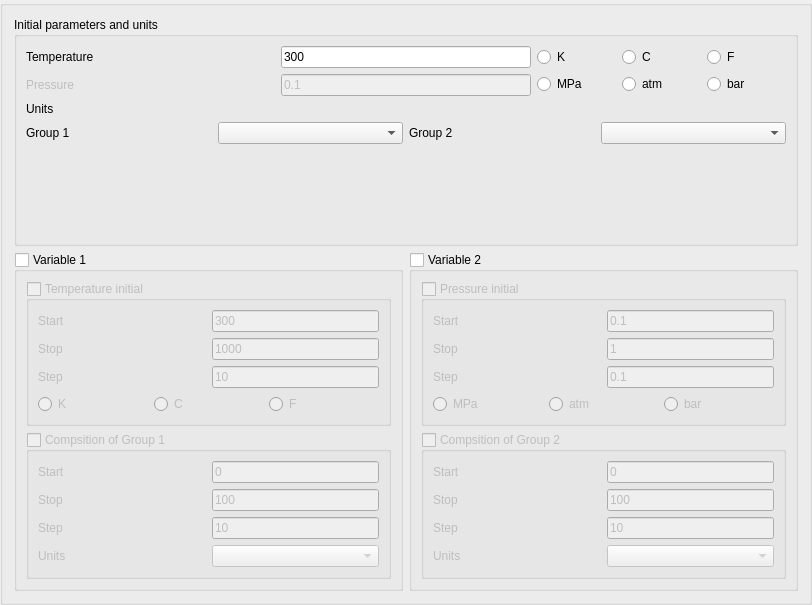
The window that src/calculationparameters.ui (alexonemore/atc) describes before a commit, drawn with Qt 5.
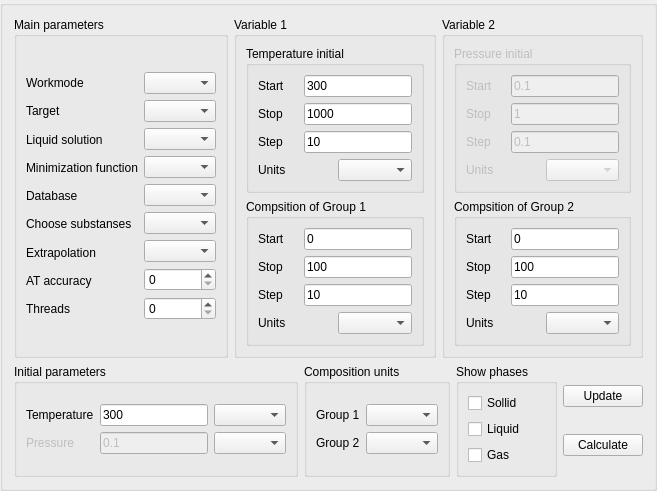
The same window after the commit.

```diff
--- a/src/calculationparameters.ui
+++ b/src/calculationparameters.ui
@@ -6,189 +6,127 @@
    <rect>
     <x>0</x>
     <y>0</y>
-    <width>812</width>
-    <height>605</height>
+    <width>652</width>
+    <height>439</height>
    </rect>
   </property>
   <property name="windowTitle">
    <string>GroupBox</string>
   </property>
-  <layout class="QVBoxLayout" name="verticalLayout_17">
-   <item>
-    <widget class="QGroupBox" name="groupBox_9">
-     <property name="title">
-      <string>Initial parameters and units</string>
-     </property>
-     <layout class="QVBoxLayout" name="verticalLayout_15">
-      <item>
-       <layout class="QHBoxLayout" name="horizontalLayout_7">
-        <item>
-         <layout class="QVBoxLayout" name="verticalLayout_16">
-          <item>
-           <widget class="QLabel" name="label_13">
-            <property name="text">
-             <string>Temperature</string>
-            </property>
-           </widget>
-          </item>
-          <item>
-           <widget class="QLabel" name="label_14">
-            <property name="enabled">
-             <bool>false</bool>
-            </property>
-            <property name="text">
-             <string>Pressure</string>
-            </property>
-           </widget>
-          </item>
-         </layout>
-        </item>
-        <item>
-         <layout class="QVBoxLayout" name="verticalLayout_18">
-          <item>
-           <widget class="QLineEdit" name="lineEdit_13">
-            <property name="sizePolicy">
-             <sizepolicy hsizetype="Minimum" vsizetype="Fixed">
-              <horstretch>0</horstretch>
-              <verstretch>0</verstretch>
-             </sizepolicy>
-            </property>
-            <property name="text">
-             <string>300</string>
-            </property>
-           </widget>
-          </item>
-          <item>
-           <widget class="QLineEdit" name="lineEdit_14">
-            <property name="enabled">
-             <bool>false</bool>
-            </property>
-            <property name="sizePolicy">
-             <sizepolicy hsizetype="Minimum" vsizetype="Fixed">
-              <horstretch>0</horstretch>
-              <verstretch>0</verstretch>
-             </sizepolicy>
-            </property>
-            <property name="text">
-             <string>0.1</string>
-            </property>
-           </widget>
-          </item>
-         </layout>
-        </item>
-        <item>
-         <layout class="QVBoxLayout" name="verticalLayout_19">
-          <item>
-           <layout class="QHBoxLayout" name="horizontalLayout_2">
-            <item>
-             <widget class="QRadioButton" name="radioButton_7">
-              <property name="text">
-               <string>K</string>
-              </property>
-             </widget>
-            </item>
-            <item>
-             <widget class="QRadioButton" name="radioButton_8">
-              <property name="text">
-               <string>C</string>
-              </property>
-             </widget>
-            </item>
-            <item>
-             <widget class="QRadioButton" name="radioButton_9">
-              <property name="text">
-               <string>F</string>
-              </property>
-             </widget>
-            </item>
-           </layout>
-          </item>
-          <item>
-           <layout class="QHBoxLayout" name="horizontalLayout_4">
-            <item>
-             <widget class="QRadioButton" name="radioButton_10">
-              <property name="text">
-               <string>MPa</string>
-              </property>
-             </widget>
-            </item>
-            <item>
-             <widget class="QRadioButton" name="radioButton_11">
-              <property name="text">
-               <string>atm</string>
-              </property>
-             </widget>
-            </item>
-            <item>
-             <widget class="QRadioButton" name="radioButton_12">
-              <property name="text">
-               <string>bar</string>
-              </property>
-             </widget>
-            </item>
-           </layout>
-          </item>
-         </layout>
-        </item>
-       </layout>
-      </item>
-      <item>
-       <widget class="QLabel" name="label_19">
-        <property name="text">
-         <string>Units</string>
-        </property>
-       </widget>
-      </item>
-      <item>
-       <layout class="QHBoxLayout" name="horizontalLayout_18">
-        <item>
-         <layout class="QHBoxLayout" name="horizontalLayout_17">
-          <item>
-           <widget class="QLabel" name="label_18">
-            <property name="text">
-             <string>Group 1</string>
-            </property>
-           </widget>
-          </item>
-          <item>
-           <widget class="QComboBox" name="comboBox_4"/>
-          </item>
-         </layout>
-        </item>
-        <item>
-         <layout class="QHBoxLayout" name="horizontalLayout_16">
-          <item>
-           <widget class="QLabel" name="label_17">
-            <property name="text">
-             <string>Group 2</string>
-            </property>
-           </widget>
-          </item>
-          <item>
-           <widget class="QComboBox" name="comboBox_3"/>
-          </item>
-         </layout>
-        </item>
-       </layout>
-      </item>
-      <item>
-       <spacer name="verticalSpacer">
-        <property name="orientation">
-         <enum>Qt::Vertical</enum>
-        </property>
-        <property name="sizeHint" stdset="0">
-         <size>
-          <width>20</width>
-          <height>40</height>
-         </size>
-        </property>
-       </spacer>
-      </item>
-     </layout>
-    </widget>
-   </item>
+  <layout class="QVBoxLayout" name="verticalLayout_27">
    <item>
     <layout class="QHBoxLayout" name="horizontalLayout_13">
+     <item>
+      <widget class="QGroupBox" name="groupBox_8">
+       <property name="title">
+        <string>Main parameters</string>
+       </property>
+       <layout class="QVBoxLayout" name="verticalLayout_24">
+        <item>
+         <layout class="QHBoxLayout" name="horizontalLayout_4">
+          <item>
+           <layout class="QVBoxLayout" name="verticalLayout_22">
+            <item>
+             <widget class="QLabel" name="label_29">
+              <property name="text">
+               <string>Workmode</string>
+              </property>
+             </widget>
+            </item>
+            <item>
+             <widget class="QLabel" name="label_19">
+              <property name="text">
+               <string>Target</string>
+              </property>
+             </widget>
+            </item>
+            <item>
+             <widget class="QLabel" name="label_22">
+              <property name="text">
+               <string>Liquid solution</string>
+              </property>
+             </widget>
+            </item>
+            <item>
+             <widget class="QLabel" name="label_23">
+              <property name="text">
+               <string>Minimization function</string>
+              </property>
+             </widget>
+            </item>
+            <item>
+             <widget class="QLabel" name="label_24">
+              <property name="text">
+               <string>Database</string>
+              </property>
+             </widget>
+            </item>
+            <item>
+             <widget class="QLabel" name="label_28">
+              <property name="text">
+               <string>Choose substanses</string>
+              </property>
+             </widget>
+            </item>
+            <item>
+             <widget class="QLabel" name="label_25">
+              <property name="text">
+               <string>Extrapolation</string>
+              </property>
+             </widget>
+            </item>
+            <item>
+             <widget class="QLabel" name="label_26">
+              <property name="text">
+               <string>AT accuracy</string>
+              </property>
+             </widget>
+            </item>
+            <item>
+             <widget class="QLabel" name="label_27">
+              <property name="text">
+               <string>Threads</string>
+              </property>
+             </widget>
+            </item>
+           </layout>
+          </item>
+          <item>
+           <layout class="QVBoxLayout" name="verticalLayout_23">
+            <item>
+             <widget class="QComboBox" name="comboBox_15"/>
+            </item>
+            <item>
+             <widget class="QComboBox" name="comboBox_9"/>
+            </item>
+            <item>
+             <widget class="QComboBox" name="comboBox_10"/>
+            </item>
+            <item>
+             <widget class="QComboBox" name="comboBox_11"/>
+            </item>
+            <item>
+             <widget class="QComboBox" name="comboBox_12"/>
+            </item>
+            <item>
+             <widget class="QComboBox" name="comboBox_13"/>
+            </item>
+            <item>
+             <widget class="QComboBox" name="comboBox_14"/>
+            </item>
+            <item>
+             <widget class="QSpinBox" name="spinBox"/>
+            </item>
+            <item>
+             <widget class="QSpinBox" name="spinBox_2"/>
+            </item>
+           </layout>
+          </item>
+         </layout>
+        </item>
+       </layout>
+      </widget>
+     </item>
      <item>
       <widget class="QGroupBox" name="groupBox_2">
        <property name="title">
@@ -198,7 +136,7 @@
         <bool>false</bool>
        </property>
        <property name="checkable">
-        <bool>true</bool>
+        <bool>false</bool>
        </property>
        <property name="checked">
         <bool>false</bool>
@@ -210,7 +148,7 @@
            <string>Temperature initial</string>
           </property>
           <property name="checkable">
-           <bool>true</bool>
+           <bool>false</bool>
           </property>
           <property name="checked">
            <bool>false</bool>
@@ -289,27 +227,16 @@
             </layout>
            </item>
            <item>
-            <layout class="QHBoxLayout" name="horizontalLayout_8">
+            <layout class="QHBoxLayout" name="horizontalLayout_19">
              <item>
-              <widget class="QRadioButton" name="radioButton_13">
+              <widget class="QLabel" name="label_20">
                <property name="text">
-                <string>K</string>
+                <string>Units</string>
                </property>
               </widget>
              </item>
              <item>
-              <widget class="QRadioButton" name="radioButton_14">
-               <property name="text">
-                <string>C</string>
-               </property>
-              </widget>
-             </item>
-             <item>
-              <widget class="QRadioButton" name="radioButton_15">
-               <property name="text">
-                <string>F</string>
-               </property>
-              </widget>
+              <widget class="QComboBox" name="comboBox_7"/>
              </item>
             </layout>
            </item>
@@ -322,7 +249,7 @@
            <string>Compsition of Group 1</string>
           </property>
           <property name="checkable">
-           <bool>true</bool>
+           <bool>false</bool>
           </property>
           <property name="checked">
            <bool>false</bool>
@@ -426,7 +353,7 @@
         <string>Variable 2</string>
        </property>
        <property name="checkable">
-        <bool>true</bool>
+        <bool>false</bool>
        </property>
        <property name="checked">
         <bool>false</bool>
@@ -434,11 +361,14 @@
        <layout class="QVBoxLayout" name="verticalLayout_11">
         <item>
          <widget class="QGroupBox" name="groupBox_4">
+          <property name="enabled">
+           <bool>false</bool>
+          </property>
           <property name="title">
            <string>Pressure initial</string>
           </property>
           <property name="checkable">
-           <bool>true</bool>
+           <bool>false</bool>
           </property>
           <property name="checked">
            <bool>false</bool>
@@ -519,25 +449,14 @@
            <item>
             <layout class="QHBoxLayout" name="horizontalLayout_9">
              <item>
-              <widget class="QRadioButton" name="radioButton_16">
+              <widget class="QLabel" name="label_21">
                <property name="text">
-                <string>MPa</string>
+                <string>Units</string>
                </property>
               </widget>
              </item>
              <item>
-              <widget class="QRadioButton" name="radioButton_17">
-               <property name="text">
-                <string>atm</string>
-               </property>
-              </widget>
-             </item>
-             <item>
-              <widget class="QRadioButton" name="radioButton_18">
-               <property name="text">
-                <string>bar</string>
-               </property>
-              </widget>
+              <widget class="QComboBox" name="comboBox_8"/>
              </item>
             </layout>
            </item>
@@ -550,7 +469,7 @@
            <string>Compsition of Group 2</string>
           </property>
           <property name="checkable">
-           <bool>true</bool>
+           <bool>false</bool>
           </property>
           <property name="checked">
            <bool>false</bool>
@@ -650,6 +569,176 @@
      </item>
     </layout>
    </item>
+   <item>
+    <layout class="QHBoxLayout" name="horizontalLayout_8">
+     <item>
+      <widget class="QGroupBox" name="groupBox_9">
+       <property name="title">
+        <string>Initial parameters</string>
+       </property>
+       <layout class="QVBoxLayout" name="verticalLayout_15">
+        <item>
+         <layout class="QHBoxLayout" name="horizontalLayout_7">
+          <item>
+           <layout class="QVBoxLayout" name="verticalLayout_16">
+            <item>
+             <widget class="QLabel" name="label_13">
+              <property name="text">
+               <string>Temperature</string>
+              </property>
+             </widget>
+            </item>
+            <item>
+             <widget class="QLabel" name="label_14">
+              <property name="enabled">
+               <bool>false</bool>
+              </property>
+              <property name="text">
+               <string>Pressure</string>
+              </property>
+             </widget>
+            </item>
+           </layout>
+          </item>
+          <item>
+           <layout class="QVBoxLayout" name="verticalLayout_18">
+            <item>
+             <widget class="QLineEdit" name="lineEdit_13">
+              <property name="sizePolicy">
+               <sizepolicy hsizetype="Minimum" vsizetype="Fixed">
+                <horstretch>0</horstretch>
+                <verstretch>0</verstretch>
+               </sizepolicy>
+              </property>
+              <property name="text">
+               <string>300</string>
+              </property>
+             </widget>
+            </item>
+            <item>
+             <widget class="QLineEdit" name="lineEdit_14">
+              <property name="enabled">
+               <bool>false</bool>
+              </property>
+              <property name="sizePolicy">
+               <sizepolicy hsizetype="Minimum" vsizetype="Fixed">
+                <horstretch>0</horstretch>
+                <verstretch>0</verstretch>
+               </sizepolicy>
+              </property>
+              <property name="text">
+               <string>0.1</string>
+              </property>
+             </widget>
+            </item>
+           </layout>
+          </item>
+          <item>
+           <layout class="QVBoxLayout" name="verticalLayout_19">
+            <item>
+             <widget class="QComboBox" name="comboBox_5"/>
+            </item>
+            <item>
+             <widget class="QComboBox" name="comboBox_6"/>
+            </item>
+           </layout>
+          </item>
+         </layout>
+        </item>
+       </layout>
+      </widget>
+     </item>
+     <item>
+      <widget class="QGroupBox" name="groupBox_7">
+       <property name="title">
+        <string>Composition units</string>
+       </property>
+       <layout class="QVBoxLayout" name="verticalLayout_17">
+        <item>
+         <layout class="QHBoxLayout" name="horizontalLayout_2">
+          <item>
+           <layout class="QVBoxLayout" name="verticalLayout_20">
+            <item>
+             <widget class="QLabel" name="label_18">
+              <property name="text">
+               <string>Group 1</string>
+              </property>
+             </widget>
+            </item>
+            <item>
+             <widget class="QLabel" name="label_17">
+              <property name="text">
+               <string>Group 2</string>
+              </property>
+             </widget>
+            </item>
+           </layout>
+          </item>
+          <item>
+           <layout class="QVBoxLayout" name="verticalLayout_21">
+            <item>
+             <widget class="QComboBox" name="comboBox_4"/>
+            </item>
+            <item>
+             <widget class="QComboBox" name="comboBox_3"/>
+            </item>
+           </layout>
+          </item>
+         </layout>
+        </item>
+       </layout>
+      </widget>
+     </item>
+     <item>
+      <widget class="QGroupBox" name="groupBox_10">
+       <property name="title">
+        <string>Show phases</string>
+       </property>
+       <layout class="QVBoxLayout" name="verticalLayout_26">
+        <item>
+         <widget class="QCheckBox" name="checkBox">
+          <property name="text">
+           <string>Sollid</string>
+          </property>
+         </widget>
+        </item>
+        <item>
+         <widget class="QCheckBox" name="checkBox_2">
+          <property name="text">
+           <string>Liquid</string>
+          </property>
+         </widget>
+        </item>
+        <item>
+         <widget class="QCheckBox" name="checkBox_3">
+          <property name="text">
+           <string>Gas</string>
+          </property>
+         </widget>
+        </item>
+       </layout>
+      </widget>
+     </item>
+     <item>
+      <layout class="QVBoxLayout" name="verticalLayout_25">
+       <item>
+        <widget class="QPushButton" name="pushButton">
+         <property name="text">
+          <string>Update</string>
+         </property>
+        </widget>
+       </item>
+       <item>
+        <widget class="QPushButton" name="pushButton_2">
+         <property name="text">
+          <string>Calculate</string>
+         </property>
+        </widget>
+       </item>
+      </layout>
+     </item>
+    </layout>
+   </item>
   </layout>
  </widget>
  <resources/>
```
Left out of the diff: 2 changed lines with no effect on the pictures.
